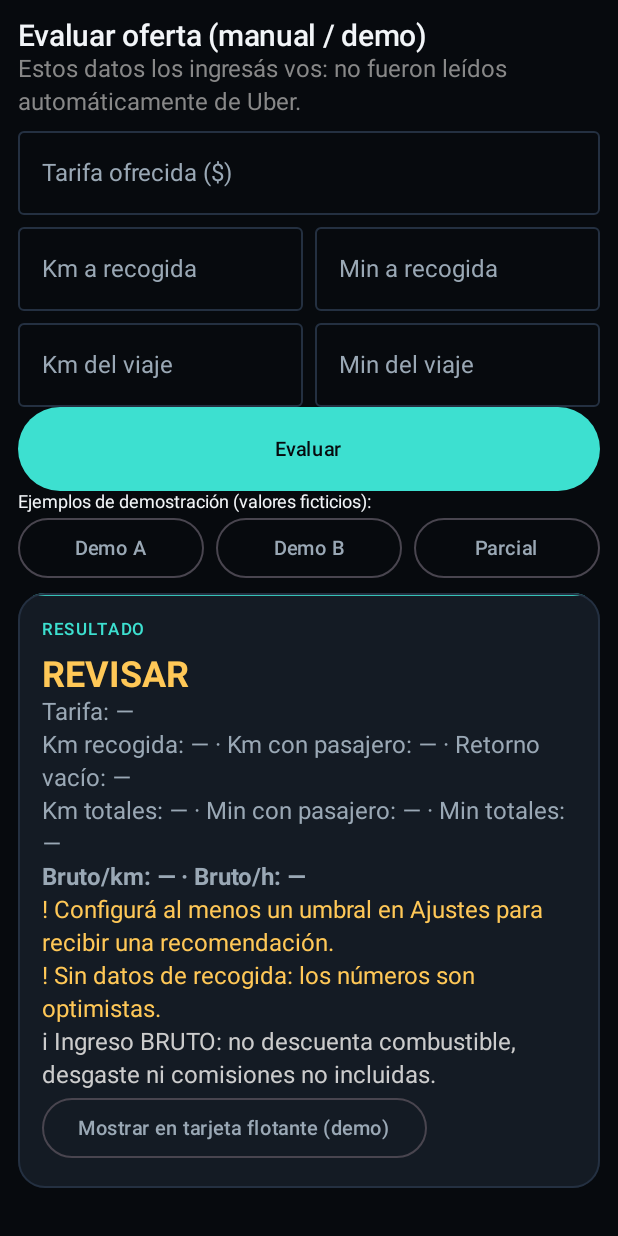
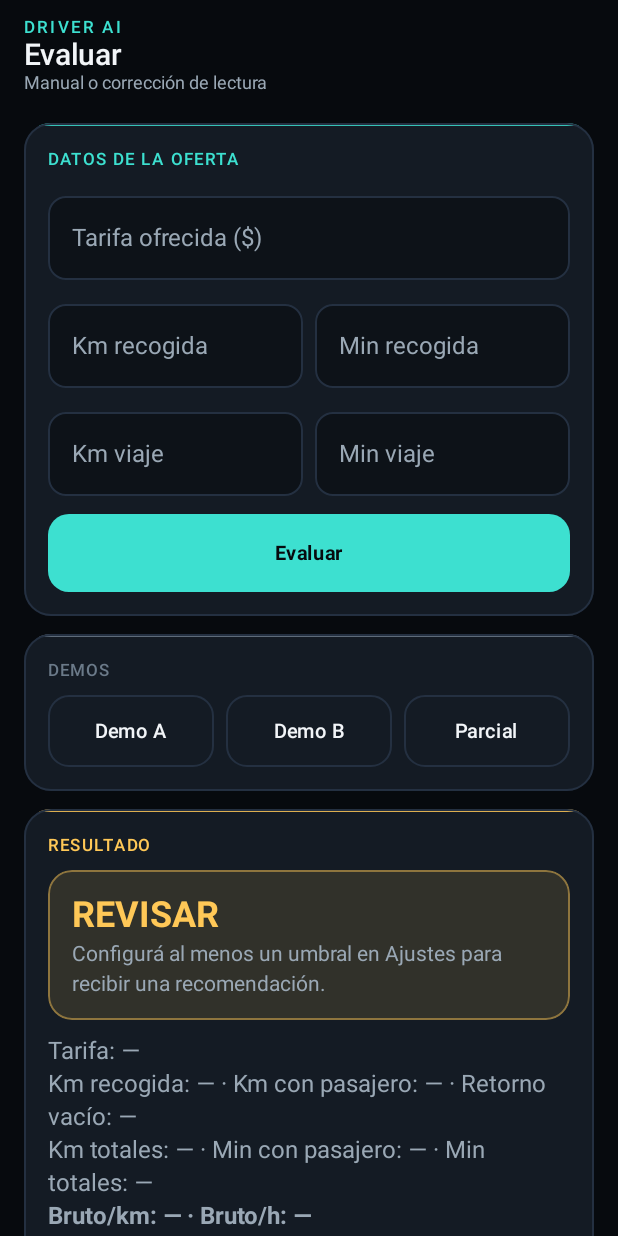
Before and after one commit to AlanGalarzaStanley/driverai-bridge, an Android app built with Jetpack Compose: the composable EvaluateScreen shown on its own in the app's theme, after a tap on "Evaluar", on a phone screen of 412 x 824 dp. Run offline under Robolectric (Android 15) with nearby library versions, the phone set to English and light mode, and no system bars; 1 statement that could not run was skipped.

Commit message:
ui: Cockpit en Inicio, Evaluar, Ajustes, Chequeo e Historial estable

```diff
--- a/app/src/main/java/ar/driverai/bridge/ui/EvaluateScreen.kt
+++ b/app/src/main/java/ar/driverai/bridge/ui/EvaluateScreen.kt
@@ -5,15 +5,10 @@ import androidx.compose.foundation.layout.Column
 import androidx.compose.foundation.layout.Row
 import androidx.compose.foundation.layout.fillMaxSize
 import androidx.compose.foundation.layout.fillMaxWidth
-import androidx.compose.foundation.layout.height
-import androidx.compose.foundation.layout.padding
 import androidx.compose.foundation.rememberScrollState
 import androidx.compose.foundation.text.KeyboardOptions
 import androidx.compose.foundation.verticalScroll
-import androidx.compose.material3.Button
 import androidx.compose.material3.MaterialTheme
-import androidx.compose.material3.OutlinedButton
-import androidx.compose.material3.OutlinedTextField
 import androidx.compose.material3.Text
 import androidx.compose.runtime.Composable
 import androidx.compose.runtime.LaunchedEffect
@@ -23,7 +18,6 @@ import androidx.compose.runtime.mutableStateOf
 import androidx.compose.runtime.remember
 import androidx.compose.runtime.setValue
 import androidx.compose.ui.Modifier
-import androidx.compose.ui.graphics.Color
 import androidx.compose.ui.platform.testTag
 import androidx.compose.ui.text.font.FontWeight
 import androidx.compose.ui.text.input.KeyboardType
@@ -64,64 +58,84 @@ fun EvaluateScreen(prefill: Boolean, onPrefillConsumed: () -> Unit) {
     }
     LaunchedEffect(prefill) { if (prefill) { last?.evaluation?.offer?.let(::load); onPrefillConsumed() } }
 
-    Column(Modifier.fillMaxSize().verticalScroll(rememberScrollState()).padding(12.dp)) {
-        Text("Evaluar oferta (manual / demo)", style = MaterialTheme.typography.titleLarge)
-        Text("Estos datos los ingresás vos: no fueron leídos automáticamente de Uber.", color = Color.Gray)
-
+    Column(Modifier.fillMaxSize().verticalScroll(rememberScrollState())) {
+        ScreenScaffold(
+            title = "Evaluar",
+            subtitle = "Manual o corrección de lectura",
+        ) {
             last?.takeIf { it.source != DataSource.MANUAL }?.let { rec ->
-            Section("Última lectura automática (${if (rec.source == DataSource.OCR) "OCR" else "accesibilidad"})") {
+                Section("Última lectura", accent = DriverColors.Ice) {
                     val o = rec.evaluation.offer
                     ConfRow("Tarifa", o.fare) { Fmt.ars(it) }
                     ConfRow("Recogida km", o.pickupKm) { Fmt.num(it) }
                     ConfRow("Recogida min", o.pickupMin) { Fmt.num(it, 0) }
                     ConfRow("Viaje km", o.tripKm) { Fmt.num(it) }
                     ConfRow("Viaje min", o.tripMin) { Fmt.num(it, 0) }
-                rec.notes.forEach { Text("Nota: $it", style = MaterialTheme.typography.bodySmall) }
-                OutlinedButton(onClick = { load(o) }) { Text("Corregir estos datos abajo") }
+                    rec.notes.forEach { Text("Nota: $it", style = MaterialTheme.typography.bodySmall, color = DriverColors.InkDim) }
+                    VSpace(8.dp)
+                    GhostCta("Corregir estos datos abajo") { load(o) }
                 }
             }
 
-        @Composable
-        fun field(label: String, v: String, tag: String, set: (String) -> Unit) = OutlinedTextField(
-            v, set, label = { Text(label) }, singleLine = true,
-            keyboardOptions = KeyboardOptions(keyboardType = KeyboardType.Decimal),
-            modifier = Modifier.fillMaxWidth().testTag(tag),
+            Section("Datos de la oferta") {
+                CockpitField(fare, { fare = it }, "Tarifa ofrecida ($)", Modifier.testTag("in_fare"), keyboardOptions = KeyboardOptions(keyboardType = KeyboardType.Decimal))
+                VSpace(8.dp)
+                Row(horizontalArrangement = Arrangement.spacedBy(8.dp)) {
+                    CockpitField(pkm, { pkm = it }, "Km recogida", Modifier.weight(1f).testTag("in_pkm"), keyboardOptions = KeyboardOptions(keyboardType = KeyboardType.Decimal))
+                    CockpitField(pmin, { pmin = it }, "Min recogida", Modifier.weight(1f).testTag("in_pmin"), keyboardOptions = KeyboardOptions(keyboardType = KeyboardType.Decimal))
+                }
+                VSpace(8.dp)
+                Row(horizontalArrangement = Arrangement.spacedBy(8.dp)) {
+                    CockpitField(tkm, { tkm = it }, "Km viaje", Modifier.weight(1f).testTag("in_tkm"), keyboardOptions = KeyboardOptions(keyboardType = KeyboardType.Decimal))
+                    CockpitField(tmin, { tmin = it }, "Min viaje", Modifier.weight(1f).testTag("in_tmin"), keyboardOptions = KeyboardOptions(keyboardType = KeyboardType.Decimal))
+                }
+                VSpace(12.dp)
+                PrimaryCta("Evaluar", {
+                    val offer = OfferData(
+                        Reading.manual(parseUserNumber(fare)),
+                        Reading.manual(parseUserNumber(pkm)),
+                        Reading.manual(parseUserNumber(pmin)),
+                        Reading.manual(parseUserNumber(tkm)),
+                        Reading.manual(parseUserNumber(tmin)),
                     )
-        field("Tarifa ofrecida (\$)", fare, "in_fare") { fare = it }
+                    result = g.pipeline.evaluateManual(offer)
+                    focus.clearFocus()
+                }, Modifier.testTag("btn_evaluate"))
+            }
+
+            Section("Demos", accent = DriverColors.InkFaint) {
                 Row(horizontalArrangement = Arrangement.spacedBy(8.dp)) {
-            Column(Modifier.weight(1f)) { field("Km a recogida", pkm, "in_pkm") { pkm = it } }
-            Column(Modifier.weight(1f)) { field("Min a recogida", pmin, "in_pmin") { pmin = it } }
+                    GhostCta("Demo A", { fare = "8000"; pkm = "1,5"; pmin = "5"; tkm = "8,5"; tmin = "20" }, Modifier.weight(1f))
+                    GhostCta("Demo B", { fare = "2500"; pkm = "3"; pmin = "10"; tkm = "6"; tmin = "18" }, Modifier.weight(1f))
+                    GhostCta("Parcial", { fare = "9000"; pkm = ""; pmin = ""; tkm = "12"; tmin = "" }, Modifier.weight(1f))
                 }
-        Row(horizontalArrangement = Arrangement.spacedBy(8.dp)) {
-            Column(Modifier.weight(1f)) { field("Km del viaje", tkm, "in_tkm") { tkm = it } }
-            Column(Modifier.weight(1f)) { field("Min del viaje", tmin, "in_tmin") { tmin = it } }
-        }
-        Button(onClick = {
-            val offer = OfferData(Reading.manual(parseUserNumber(fare)), Reading.manual(parseUserNumber(pkm)), Reading.manual(parseUserNumber(pmin)),
-                Reading.manual(parseUserNumber(tkm)), Reading.manual(parseUserNumber(tmin)))
-            result = g.pipeline.evaluateManual(offer)
-            focus.clearFocus() // cierra el teclado para que se vea el resultado
-        }, modifier = Modifier.fillMaxWidth().height(56.dp).testTag("btn_evaluate")) { Text("Evaluar") }
-
-        Text("Ejemplos de demostración (valores ficticios):", style = MaterialTheme.typography.bodySmall)
-        Row(horizontalArrangement = Arrangement.spacedBy(8.dp)) {
-            val pad = androidx.compose.foundation.layout.PaddingValues(horizontal = 4.dp)
-            OutlinedButton(onClick = { fare = "8000"; pkm = "1,5"; pmin = "5"; tkm = "8,5"; tmin = "20" }, Modifier.weight(1f), contentPadding = pad) { Text("Demo A", maxLines = 1) }
-            OutlinedButton(onClick = { fare = "2500"; pkm = "3"; pmin = "10"; tkm = "6"; tmin = "18" }, Modifier.weight(1f), contentPadding = pad) { Text("Demo B", maxLines = 1) }
-            OutlinedButton(onClick = { fare = "9000"; pkm = ""; pmin = ""; tkm = "12"; tmin = "" }, Modifier.weight(1f), contentPadding = pad) { Text("Parcial", maxLines = 1) }
             }
 
             result?.let { rec ->
                 val e = rec.evaluation
-            Section("Resultado") {
-                Text(e.verdict.label, color = verdictColor(e.verdict), style = MaterialTheme.typography.headlineMedium,
-                    fontWeight = FontWeight.Bold, modifier = Modifier.testTag("verdict"))
+                Section("Resultado", accent = verdictColor(e.verdict)) {
+                    VerdictBanner(e.verdict.label, verdictColor(e.verdict), e.headline)
+                    VSpace(10.dp)
                     MetricsSummary(e.metrics)
+                    VSpace(8.dp)
                     e.reasons.forEach { r ->
-                    val prefix = when (r.kind) { ReasonKind.PASA -> "✓"; ReasonKind.FALLA -> "✗"; ReasonKind.AVISO -> "!"; ReasonKind.INFO -> "i" }
-                    Text("$prefix ${r.text}", color = when (r.kind) { ReasonKind.PASA -> Green; ReasonKind.FALLA -> Red; ReasonKind.AVISO -> Amber; else -> Color.LightGray })
+                        val c = when (r.kind) {
+                            ReasonKind.PASA -> DriverColors.Go
+                            ReasonKind.FALLA -> DriverColors.Stop
+                            ReasonKind.AVISO -> DriverColors.Caution
+                            ReasonKind.INFO -> DriverColors.InkDim
                         }
-                OutlinedButton(onClick = { g.overlay.showEvaluation(rec, false) }) { Text("Mostrar en tarjeta flotante (demo)") }
+                        val prefix = when (r.kind) {
+                            ReasonKind.PASA -> "✓"
+                            ReasonKind.FALLA -> "✗"
+                            ReasonKind.AVISO -> "!"
+                            ReasonKind.INFO -> "i"
+                        }
+                        Text("$prefix ${r.text}", color = c, style = MaterialTheme.typography.bodyMedium)
+                    }
+                    VSpace(8.dp)
+                    GhostCta("Mostrar en tarjeta flotante") { g.overlay.showEvaluation(rec, false) }
+                }
             }
         }
     }
@@ -130,6 +144,9 @@ fun EvaluateScreen(prefill: Boolean, onPrefillConsumed: () -> Unit) {
 @Composable
 private fun ConfRow(label: String, r: Reading, fmt: (Double) -> String) {
     val v = r.value
-    Text(if (v == null) "$label: no se pudo leer" else "$label: ${fmt(v)} (confianza ${(r.confidence * 100).toInt()} %)",
-        color = if (v == null || r.confidence < 0.7) Amber else Color.Unspecified)
+    Text(
+        if (v == null) "$label: no se pudo leer" else "$label: ${fmt(v)} (${(r.confidence * 100).toInt()}%)",
+        color = if (v == null || r.confidence < 0.7) DriverColors.Caution else DriverColors.Ink,
+        style = MaterialTheme.typography.bodyMedium,
+    )
 }
--- a/app/src/main/java/ar/driverai/bridge/ui/HistoryScreen.kt
+++ b/app/src/main/java/ar/driverai/bridge/ui/HistoryScreen.kt
@@ -15,6 +15,7 @@ import androidx.compose.runtime.getValue
 import androidx.compose.runtime.rememberCoroutineScope
 import androidx.compose.ui.Modifier
 import androidx.compose.ui.text.font.FontWeight
+import androidx.compose.ui.unit.dp
 import ar.driverai.bridge.DriverAiApp
 import ar.driverai.bridge.engine.Fmt
 import ar.driverai.bridge.engine.Verdict
@@ -30,6 +31,7 @@ fun HistoryScreen() {
     val items by g.historyRepo.entries.collectAsState(initial = emptyList())
     val df = SimpleDateFormat("dd/MM HH:mm", Locale("es", "AR"))
 
+    Column(Modifier.fillMaxSize()) {
         ScreenScaffold(
             title = "Historial",
             subtitle = "Solo números y veredicto · máx. 100",
@@ -40,8 +42,10 @@ fun HistoryScreen() {
                 Section("Sin datos", accent = DriverColors.InkFaint) {
                     Text("Todavía no hay evaluaciones guardadas.", color = DriverColors.InkDim)
                 }
-        } else {
-            LazyColumn(Modifier.fillMaxSize(), verticalArrangement = Arrangement.spacedBy(0.dp)) {
+            }
+        }
+        if (items.isNotEmpty()) {
+            LazyColumn(Modifier.fillMaxSize().paddingH()) {
                 items(items, key = { it.at }) { e ->
                     val v = runCatching { Verdict.valueOf(e.verdict) }.getOrDefault(Verdict.REVISAR)
                     Section("${df.format(Date(e.at))}${if (e.taken) " · TOMADO" else ""}", accent = verdictColor(v)) {
@@ -69,5 +73,7 @@ fun HistoryScreen() {
     }
 }
 
-// local import alias for dp in History
-private val Int.dp get() = androidx.compose.ui.unit.dp * this
+private fun Modifier.paddingH() = this.then(Modifier.padding(horizontal = 16.dp))
+
+private fun Modifier.padding(horizontal: androidx.compose.ui.unit.Dp) =
+    androidx.compose.foundation.layout.padding(this, horizontal = horizontal)
```
Lines whose indentation alone changed are shown as unchanged.
